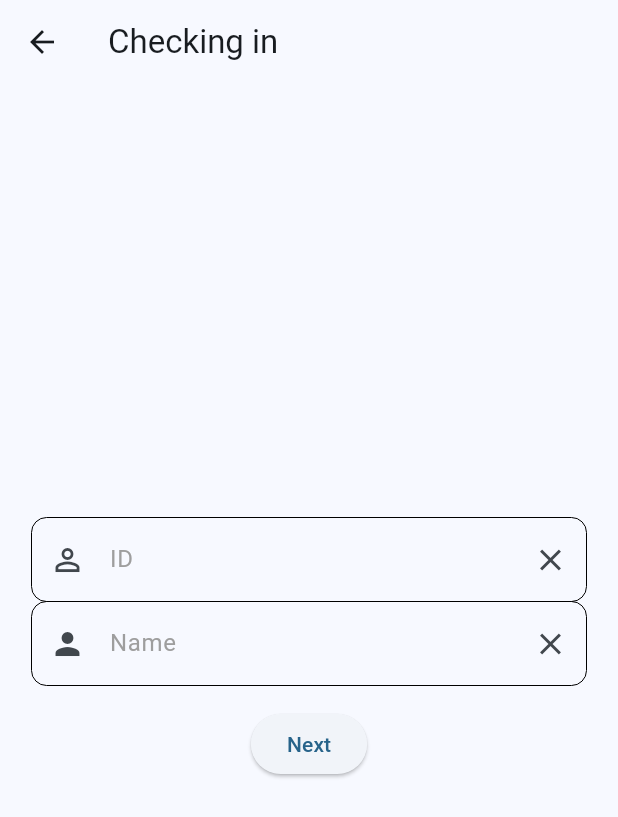
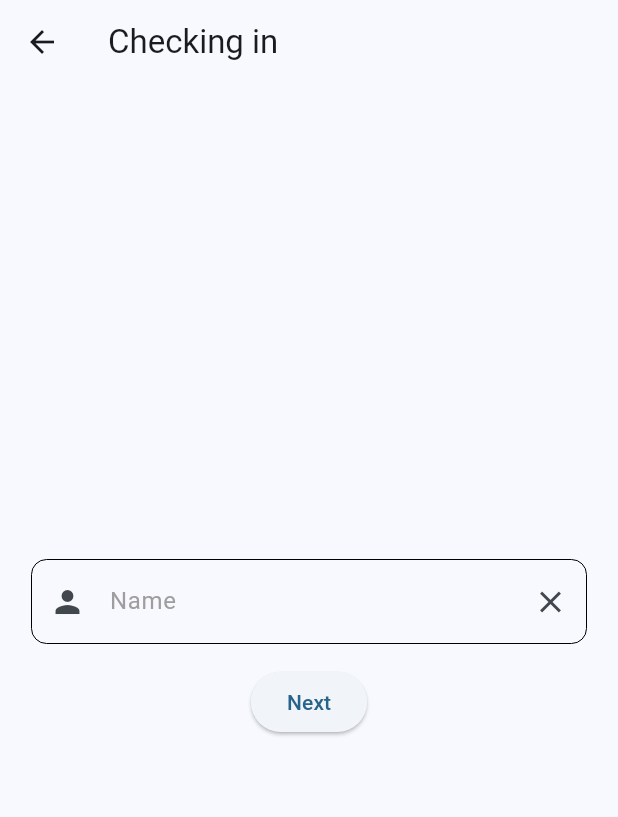
Before and after one commit to GrezL/followup, a Flutter app: the CheckingNameRoute screen opened directly, on a phone screen of 412 x 824 dp. Shown: the top 817 px of the screen. Run offline on Flutter 3.47's test engine with Material 3 defaults, Android fonts, the phone set to English and light mode, and no system bars; our stand-ins replace get, logger, shared_preferences, speech_to_text; missing offline and left inert: ifly_speech_recognition; accounts and stored records are empty; network calls fail.

Commit message:
delete unused codes

```diff
--- a/lib/src/checking_page.dart
+++ b/lib/src/checking_page.dart
@@ -22,7 +22,7 @@ class _DropdownMenuNode1State extends State<DropdownMenuNode1> {
         Row(
           mainAxisSize: MainAxisSize.min,
           children: [
-            const SizedBox(height: 8,), Text('Gender: '),
+            const SizedBox(height: 8,), const Text('Gender: '),
             DropdownMenu<String>(
               menuHeight: 200,
               initialSelection: data.first,
@@ -31,8 +31,6 @@ class _DropdownMenuNode1State extends State<DropdownMenuNode1> {
             ),
           ],
         )
-
-
       ],
     );
   }
@@ -187,40 +185,12 @@ class CheckingNameRoute extends StatelessWidget {
               width: 370.0,
               // padding: const EdgeInsets.symmetric(vertical: 15.0),
               child: TextFormField(
-                decoration: const InputDecoration(
-                  hintText: "ID",
-                  hintStyle: TextStyle(color: Colors.grey,textBaseline: TextBaseline.ideographic,),
-
-                  prefixIcon: Icon(Icons.perm_identity),
-                  suffixIcon: Icon(Icons.close),
-
-                  border: OutlineInputBorder(
-                    borderRadius: BorderRadius.all(Radius.circular(10)),
-                    borderSide: BorderSide(
-                      width: 0.0,
-                    ),
-                  ),
-                  enabledBorder: OutlineInputBorder(
-                    borderRadius: BorderRadius.all(Radius.circular(10)),
-                    borderSide: BorderSide(
-                      width: 0.0,
-                    ),
-                  ),
-                ),
-              ),
-            ),
-            SizedBox(
-              width: 370.0,
-              // padding: const EdgeInsets.symmetric(vertical: 15.0),
-              child: TextFormField(
                 controller: nameController,
                 decoration: const InputDecoration(
                   hintText: "Name",
                   hintStyle: TextStyle(color: Colors.grey,textBaseline: TextBaseline.ideographic,),
-
                   prefixIcon: Icon(Icons.person),
                   suffixIcon: Icon(Icons.close),
-
                   border: OutlineInputBorder(
                     borderRadius: BorderRadius.all(Radius.circular(10)),
                     borderSide: BorderSide(
--- a/lib/src/llm_page.dart
+++ b/lib/src/llm_page.dart
@@ -59,10 +59,10 @@ void onListen() async {
     return Scaffold(
       appBar: AppBar(
         centerTitle: true,
-        title: const Text('Question'),
+        title: const Text('Chat'),
         actions: <Widget>[
           IconButton(onPressed: (){}, icon: const Icon(Icons.camera_alt), tooltip: 'Upload diagnosis',),
-          IconButton(onPressed: () {}, icon: const Icon(Icons.notifications), tooltip: 'Notification',),
+          IconButton(onPressed: (){}, icon: const Icon(Icons.notifications), tooltip: 'Notification',),
         ],
       ),
       body: GetBuilder<ChatLogic>(
```
Also changed, not shown: 1 other file.
